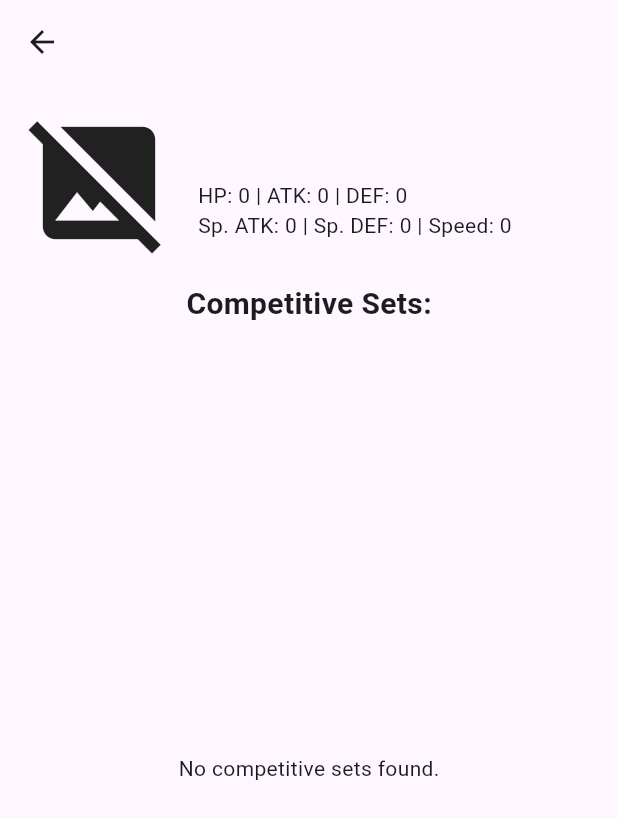
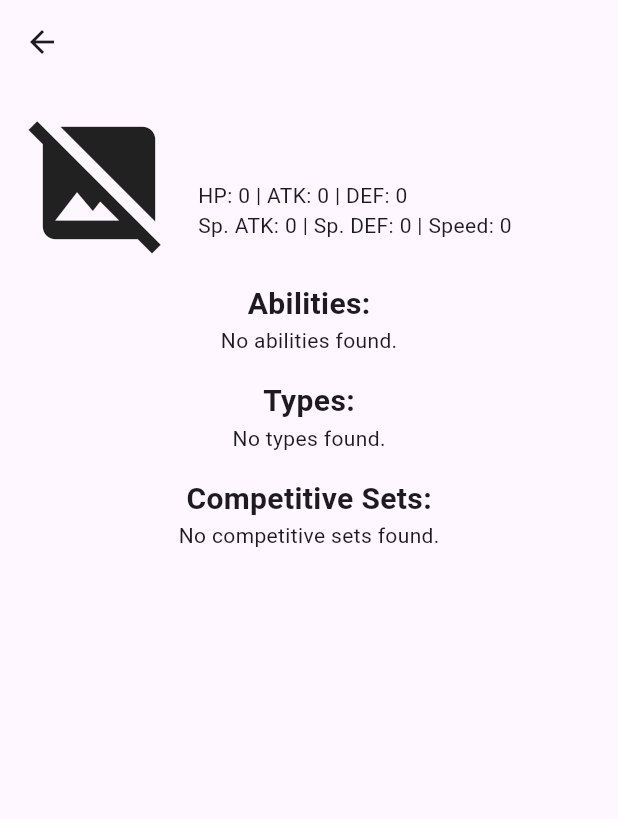
Before and after one commit to b4lkaan/flutterDevelopment, a Flutter app: the VariantDetailScreen screen opened directly with empty values, on a phone screen of 412 x 824 dp. Shown: the top 819 px of the screen. Run offline on Flutter 3.47's test engine with Material 3 defaults, Android fonts, the phone set to English and light mode, and no system bars; our stand-ins replace sqflite, sqflite_common_ffi; accounts and stored records are empty.

Commit message:
Add models for VariantType, VariantAbility, and Evolution; update DatabaseHelper and DetailsScreen to support new data retrieval methods

```diff
--- a/pokemon_companion/lib/database/database_helper.dart
+++ b/pokemon_companion/lib/database/database_helper.dart
@@ -7,6 +7,9 @@ import 'package:sqflite_common_ffi/sqflite_ffi.dart';
 import '../models/pokemon.dart';
 import '../models/variant.dart';
 import '../models/competitive_set.dart';
+import '../models/evolution.dart';
+import '../models/variant_ability.dart';
+import '../models/variant_type.dart';
 
 class DatabaseHelper {
   static const String dbName = "pokemon.db";
@@ -64,7 +67,6 @@ class DatabaseHelper {
     return results.map((map) => Pokemon.fromMap(map)).toList();
   }
 
-  // New method to retrieve variants for a given Pokémon
   static Future<List<Variant>> getVariantsForPokemon(int pokemonId) async {
     final db = await database;
     final List<Map<String, dynamic>> results = await db.query(
@@ -75,7 +77,7 @@ class DatabaseHelper {
     return results.map((map) => Variant.fromMap(map)).toList();
   }
 
-  // New method: Retrieves competitive sets for a given variant.
+  // Retrieves competitive sets for a given variant.
   static Future<List<CompetitiveSet>> getCompetitiveSetsForVariant(int variantId) async {
     final db = await database;
     final List<Map<String, dynamic>> results = await db.query(
@@ -84,5 +86,39 @@ class DatabaseHelper {
       whereArgs: [variantId],
     );
     return results.map((map) => CompetitiveSet.fromMap(map)).toList();
+  }
+
+  // Retrieves the evolution chain for a given Pokémon.
+  static Future<List<Evolution>> getEvolutionChain(int pokemonId) async {
+    final db = await database;
+    final List<Map<String, dynamic>> results = await db.query(
+      "Evolution",
+      where: "pokemon_id = ?",
+      whereArgs: [pokemonId],
+      orderBy: "stage",
+    );
+    return results.map((map) => Evolution.fromMap(map)).toList();
+  }
+
+  // Retrieves abilities for a given variant.
+  static Future<List<VariantAbility>> getAbilitiesForVariant(int variantId) async {
+    final db = await database;
+    final List<Map<String, dynamic>> results = await db.query(
+      "VariantAbility",
+      where: "variant_id = ?",
+      whereArgs: [variantId],
+    );
+    return results.map((map) => VariantAbility.fromMap(map)).toList();
+  }
+
+  // Retrieves types for a given variant.
+  static Future<List<VariantType>> getTypesForVariant(int variantId) async {
+    final db = await database;
+    final List<Map<String, dynamic>> results = await db.query(
+      "VariantType",
+      where: "variant_id = ?",
+      whereArgs: [variantId],
+    );
+    return results.map((map) => VariantType.fromMap(map)).toList();
+  }
 }
-}
--- /dev/null
+++ b/pokemon_companion/lib/models/evolution.dart
@@ -0,0 +1,25 @@
+class Evolution {
+  final int id;
+  final int pokemonId;
+  final int stage;
+  final String speciesName;
+  final String evolutionDetails; // May contain JSON details or plain text
+
+  Evolution({
+    required this.id,
+    required this.pokemonId,
+    required this.stage,
+    required this.speciesName,
+    required this.evolutionDetails,
+  });
+
+  factory Evolution.fromMap(Map<String, dynamic> map) {
+    return Evolution(
+      id: map['id'] as int,
+      pokemonId: map['pokemon_id'] as int,
+      stage: map['stage'] as int,
+      speciesName: map['species_name'] as String,
+      evolutionDetails: map['evolution_details'] as String,
+    );
+  }
+}
--- /dev/null
+++ b/pokemon_companion/lib/models/variant_ability.dart
@@ -0,0 +1,22 @@
+class VariantAbility {
+  final int id;
+  final int variantId;
+  final String abilityName;
+  final String abilityDescription;
+
+  VariantAbility({
+    required this.id,
+    required this.variantId,
+    required this.abilityName,
+    required this.abilityDescription,
+  });
+
+  factory VariantAbility.fromMap(Map<String, dynamic> map) {
+    return VariantAbility(
+      id: map['id'] as int,
+      variantId: map['variant_id'] as int,
+      abilityName: map['ability_name'] as String,
+      abilityDescription: map['ability_description'] as String,
+    );
+  }
+}
--- /dev/null
+++ b/pokemon_companion/lib/models/variant_type.dart
@@ -0,0 +1,19 @@
+class VariantType {
+  final int id;
+  final int variantId;
+  final String typeName;
+
+  VariantType({
+    required this.id,
+    required this.variantId,
+    required this.typeName,
+  });
+
+  factory VariantType.fromMap(Map<String, dynamic> map) {
+    return VariantType(
+      id: map['id'] as int,
+      variantId: map['variant_id'] as int,
+      typeName: map['type_name'] as String,
+    );
+  }
+}
--- a/pokemon_companion/lib/screens/variant_detail_screen.dart
+++ b/pokemon_companion/lib/screens/variant_detail_screen.dart
@@ -1,6 +1,8 @@
 import 'package:flutter/material.dart';
 import '../models/variant.dart';
 import '../models/competitive_set.dart';
+import '../models/variant_ability.dart';
+import '../models/variant_type.dart';
 import '../database/database_helper.dart';
 
 class VariantDetailScreen extends StatelessWidget {
@@ -14,11 +16,12 @@ class VariantDetailScreen extends StatelessWidget {
       appBar: AppBar(
         title: Text(variant.name),
       ),
-      body: Padding(
+      body: SingleChildScrollView(
+        child: Padding(
           padding: const EdgeInsets.all(16.0),
           child: Column(
             children: [
-            // Display variant details
+              // Variant basic details
               Row(
                 children: [
                   variant.imageUrl != null && variant.imageUrl!.isNotEmpty
@@ -46,23 +49,81 @@ class VariantDetailScreen extends StatelessWidget {
                 ],
               ),
               const SizedBox(height: 16),
+              // Display Variant Abilities
+              const Text(
+                'Abilities:',
+                style: TextStyle(fontSize: 20, fontWeight: FontWeight.bold),
+              ),
+              FutureBuilder<List<VariantAbility>>(
+                future: DatabaseHelper.getAbilitiesForVariant(variant.id),
+                builder: (context, snapshot) {
+                  if (snapshot.connectionState == ConnectionState.waiting) {
+                    return const CircularProgressIndicator();
+                  } else if (snapshot.hasError) {
+                    return Text('Error: ${snapshot.error}');
+                  } else if (!snapshot.hasData || snapshot.data!.isEmpty) {
+                    return const Text('No abilities found.');
+                  }
+                  final abilities = snapshot.data!;
+                  return ListView.builder(
+                    shrinkWrap: true,
+                    physics: const NeverScrollableScrollPhysics(),
+                    itemCount: abilities.length,
+                    itemBuilder: (context, index) {
+                      final ability = abilities[index];
+                      return ListTile(
+                        title: Text(ability.abilityName),
+                        subtitle: Text(ability.abilityDescription),
+                      );
+                    },
+                  );
+                },
+              ),
+              const SizedBox(height: 16),
+              // Display Variant Types
+              const Text(
+                'Types:',
+                style: TextStyle(fontSize: 20, fontWeight: FontWeight.bold),
+              ),
+              FutureBuilder<List<VariantType>>(
+                future: DatabaseHelper.getTypesForVariant(variant.id),
+                builder: (context, snapshot) {
+                  if (snapshot.connectionState == ConnectionState.waiting) {
+                    return const CircularProgressIndicator();
+                  } else if (snapshot.hasError) {
+                    return Text('Error: ${snapshot.error}');
+                  } else if (!snapshot.hasData || snapshot.data!.isEmpty) {
+                    return const Text('No types found.');
+                  }
+                  final types = snapshot.data!;
+                  return Wrap(
+                    spacing: 8,
+                    children: types.map((type) {
+                      return Chip(label: Text(type.typeName));
+                    }).toList(),
+                  );
+                },
+              ),
+              const SizedBox(height: 16),
+              // Competitive Sets Section
               const Text(
                 'Competitive Sets:',
                 style: TextStyle(fontSize: 20, fontWeight: FontWeight.bold),
               ),
-            Expanded(
-              child: FutureBuilder<List<CompetitiveSet>>(
+              FutureBuilder<List<CompetitiveSet>>(
                 future: DatabaseHelper.getCompetitiveSetsForVariant(variant.id),
                 builder: (context, snapshot) {
                   if (snapshot.connectionState == ConnectionState.waiting) {
-                    return const Center(child: CircularProgressIndicator());
+                    return const CircularProgressIndicator();
                   } else if (snapshot.hasError) {
-                    return Center(child: Text('Error: ${snapshot.error}'));
+                    return Text('Error: ${snapshot.error}');
                   } else if (!snapshot.hasData || snapshot.data!.isEmpty) {
-                    return const Center(child: Text('No competitive sets found.'));
+                    return const Text('No competitive sets found.');
                   }
                   final sets = snapshot.data!;
                   return ListView.builder(
+                    shrinkWrap: true,
+                    physics: const NeverScrollableScrollPhysics(),
                     itemCount: sets.length,
                     itemBuilder: (context, index) {
                       final set = sets[index];
@@ -93,8 +154,8 @@ class VariantDetailScreen extends StatelessWidget {
                   );
                 },
               ),
+            ],
           ),
-          ],
         ),
       ),
     );
```
Also changed, not shown: pokemon_companion/lib/screens/details_screen.dart (+39 -3 lines). Lines whose indentation alone changed are shown as unchanged.
